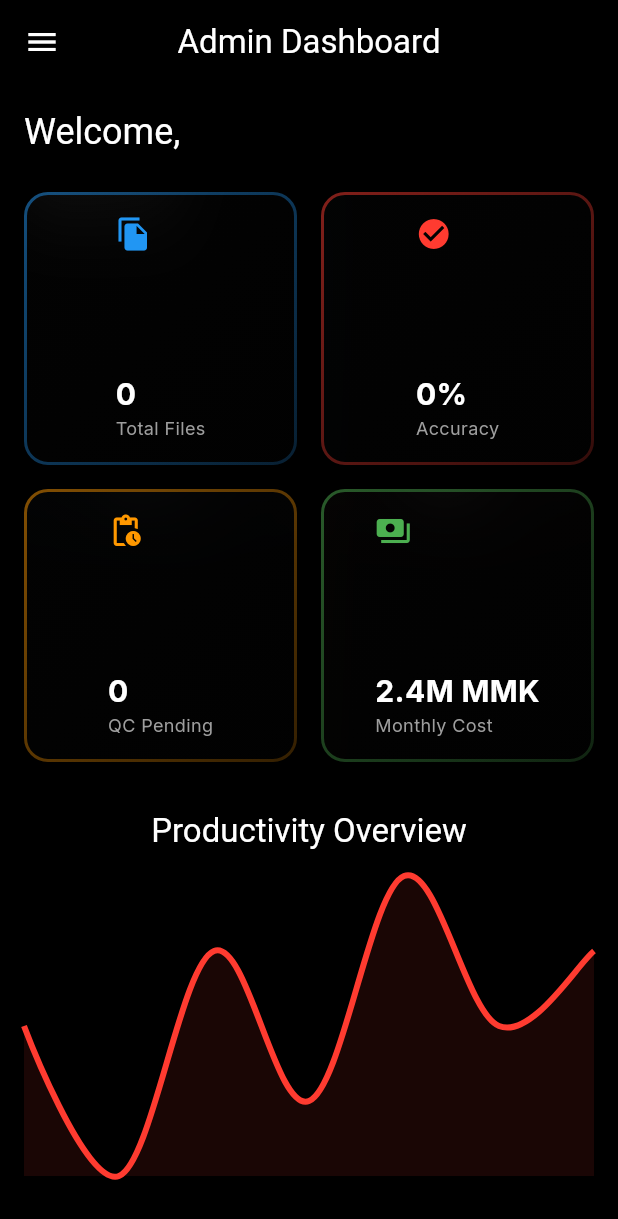
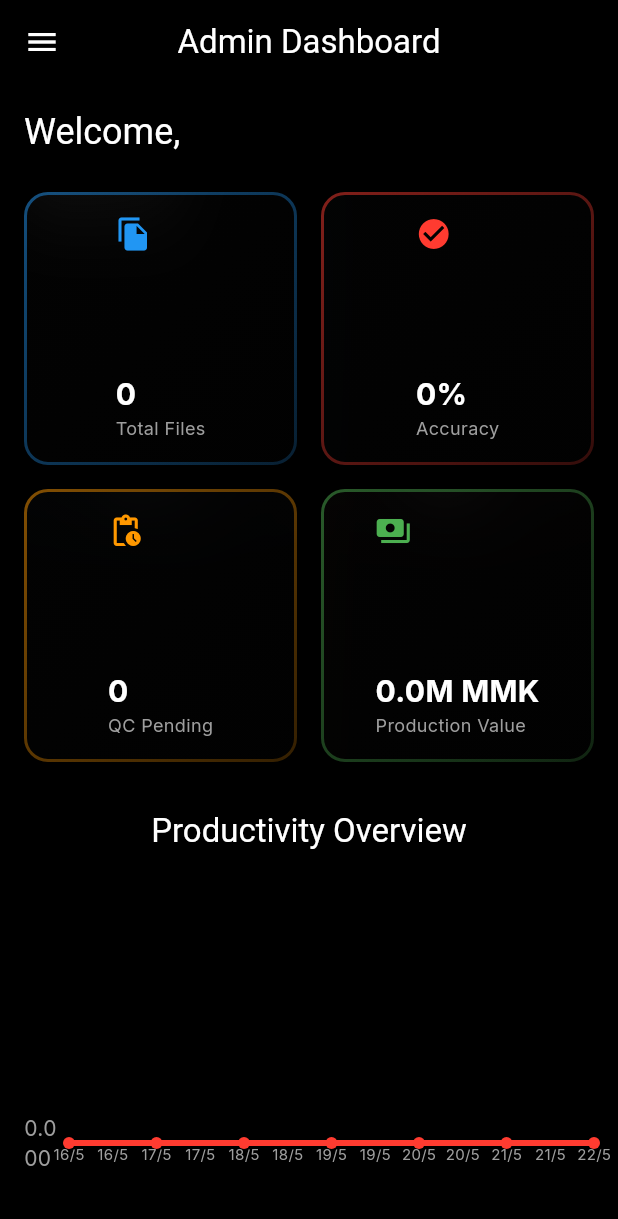
Before and after one commit to Jeff-YANGONtv/yangontv-subtitle-production-system, a Flutter app: the AdminDashboardScreen screen opened directly with empty values, on a phone screen of 412 x 824 dp. Shown: the top 1219 px of the screen. Run offline on Flutter 3.47's test engine with Material 3 defaults, Android fonts, the phone set to English and light mode, and no system bars; drawn by our look-alikes of fl_chart, glassmorphism; our stand-ins replace flutter_animate, flutter_dotenv, flutter_riverpod, go_router, google_fonts, hive_flutter and 1 more; accounts and stored records are empty.

Commit message:
Finalize UI logic: real-time admin analytics, enhanced QC workflow, and interactive dialogs

```diff
--- a/lib/screens/admin_dashboard_screen.dart
+++ b/lib/screens/admin_dashboard_screen.dart
@@ -2,11 +2,13 @@ import 'package:flutter/material.dart';
 import 'package:flutter_riverpod/flutter_riverpod.dart';
 import 'package:fl_chart/fl_chart.dart';
 import '../models/user_model.dart';
+import '../models/subtitle_file.dart';
 import '../providers/auth_provider.dart';
 import '../providers/data_providers.dart';
 import '../themes/app_theme.dart';
 import '../widgets/stat_card.dart';
 import '../widgets/app_sidebar.dart';
+import '../utils/salary_calculator.dart';
 
 class AdminDashboardScreen extends ConsumerWidget {
   final UserModel user;
@@ -31,9 +33,15 @@ class AdminDashboardScreen extends ConsumerWidget {
             subtitleFilesAsync.when(
               data: (files) {
                 final totalFiles = files.length;
-                final approvedFiles = files.where((f) => f.status == FileStatus.approved).length;
+                final approvedFiles = files.where((f) => f.status == FileStatus.approved).toList();
                 final pendingFiles = files.where((f) => f.status == FileStatus.pending).length;
-                final accuracy = totalFiles > 0 ? (approvedFiles / totalFiles * 100).toStringAsFixed(1) : '0';
+                final accuracy = totalFiles > 0 ? (approvedFiles.length / totalFiles * 100).toStringAsFixed(1) : '0';
+
+                // Calculate monthly cost based on deductions
+                double totalMonthlyCost = 0;
+                // Simplified logic: sum of base salaries - sum of deductions
+                // In a real app, you'd fetch all users and their individual salaries
+                totalMonthlyCost = (approvedFiles.length * SalaryCalculator.fileValue);
 
                 return Column(
                   children: [
@@ -47,7 +55,7 @@ class AdminDashboardScreen extends ConsumerWidget {
                         StatCard(title: 'Total Files', value: totalFiles.toString(), icon: Icons.file_copy, color: Colors.blue),
                         StatCard(title: 'Accuracy', value: '$accuracy%', icon: Icons.check_circle, color: AppTheme.primaryColor),
                         StatCard(title: 'QC Pending', value: pendingFiles.toString(), icon: Icons.pending_actions, color: Colors.orange),
-                        StatCard(title: 'Monthly Cost', value: '2.4M MMK', icon: Icons.payments, color: Colors.green),
+                        StatCard(title: 'Production Value', value: '${(totalMonthlyCost / 1000000).toStringAsFixed(1)}M MMK', icon: Icons.payments, color: Colors.green),
                       ],
                     ),
                     const SizedBox(height: 32),
@@ -55,34 +63,7 @@ class AdminDashboardScreen extends ConsumerWidget {
                     const SizedBox(height: 16),
                     SizedBox(
                       height: 200,
-                      child: LineChart(
-                        LineChartData(
-                          gridData: const FlGridData(show: false),
-                          titlesData: const FlTitlesData(show: false),
-                          borderData: FlBorderData(show: false),
-                          lineBarsData: [
-                            LineChartBarData(
-                              spots: const [
-                                FlSpot(0, 3),
-                                FlSpot(1, 1),
-                                FlSpot(2, 4),
-                                FlSpot(3, 2),
-                                FlSpot(4, 5),
-                                FlSpot(5, 3),
-                                FlSpot(6, 4),
-                              ],
-                              isCurved: true,
-                              color: AppTheme.primaryColor,
-                              barWidth: 4,
-                              dotData: const FlDotData(show: false),
-                              belowBarData: BarAreaData(
-                                show: true,
-                                color: AppTheme.primaryColor.withOpacity(0.1),
-                              ),
-                            ),
-                          ],
-                        ),
-                      ),
+                      child: _buildProductivityChart(files),
                     ),
                   ],
                 );
@@ -95,4 +76,54 @@ class AdminDashboardScreen extends ConsumerWidget {
       ),
     );
   }
+
+  Widget _buildProductivityChart(List<SubtitleFile> files) {
+    // Group files by day for the last 7 days
+    final now = DateTime.now();
+    final last7Days = List.generate(7, (index) => now.subtract(Duration(days: 6 - index)));
+
+    final spots = last7Days.asMap().entries.map((entry) {
+      final date = entry.value;
+      final count = files.where((f) =>
+        f.createdAt.day == date.day &&
+        f.createdAt.month == date.month &&
+        f.createdAt.year == date.year
+      ).length;
+      return FlSpot(entry.key.toDouble(), count.toDouble());
+    }).toList();
+
+    return LineChart(
+      LineChartData(
+        gridData: const FlGridData(show: false),
+        titlesData: FlTitlesData(
+          bottomTitles: AxisTitles(
+            sideTitles: SideTitles(
+              showTitles: true,
+              getTitlesWidget: (value, meta) {
+                final date = last7Days[value.toInt()];
+                return Text('${date.day}/${date.month}', style: const TextStyle(fontSize: 10));
+              },
+            ),
+          ),
+          leftTitles: const AxisTitles(sideTitles: SideTitles(showTitles: true, reservedSize: 30)),
+          topTitles: const AxisTitles(sideTitles: SideTitles(showTitles: false)),
+          rightTitles: const AxisTitles(sideTitles: SideTitles(showTitles: false)),
+        ),
+        borderData: FlBorderData(show: false),
+        lineBarsData: [
+          LineChartBarData(
+            spots: spots,
+            isCurved: true,
+            color: AppTheme.primaryColor,
+            barWidth: 4,
+            dotData: const FlDotData(show: true),
+            belowBarData: BarAreaData(
+              show: true,
+              color: AppTheme.primaryColor.withOpacity(0.1),
+            ),
+          ),
+        ],
+      ),
+    );
+  }
 }
```
Also changed, not shown: lib/screens/qc_dashboard_screen.dart (+80 -29 lines).
